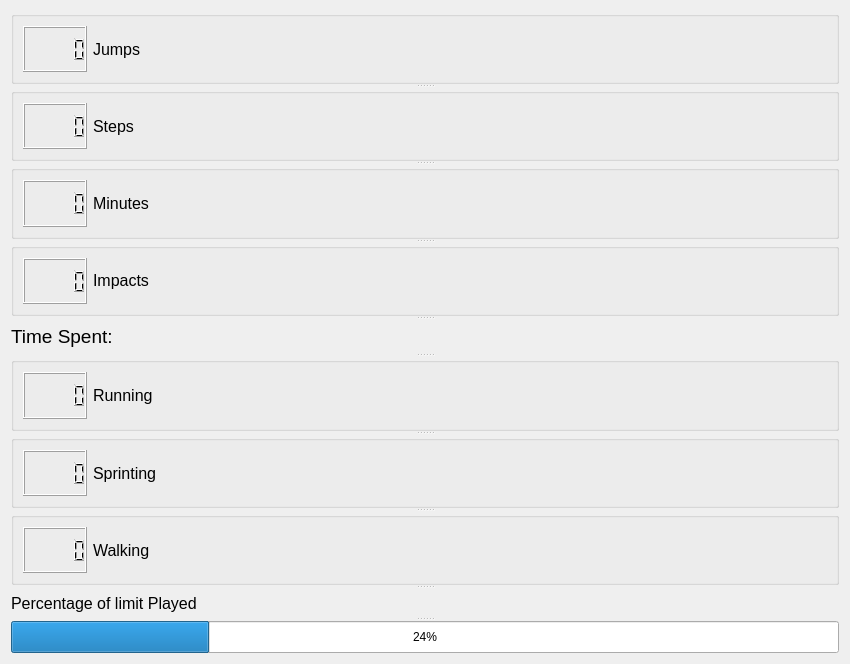
The window that GUI/playerStats.ui (vasav123/LoadManager) describes before a commit, drawn with Qt 5.
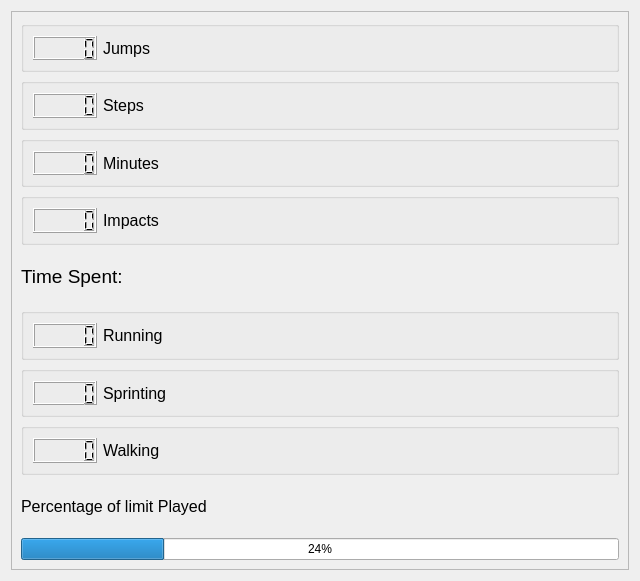
The same window after the commit.

```diff
--- a/GUI/playerStats.ui
+++ b/GUI/playerStats.ui
@@ -6,8 +6,8 @@
    <rect>
     <x>0</x>
     <y>0</y>
-    <width>850</width>
-    <height>664</height>
+    <width>640</width>
+    <height>581</height>
    </rect>
   </property>
   <property name="sizePolicy">
@@ -21,17 +21,16 @@
   </property>
   <layout class="QHBoxLayout" name="horizontalLayout_8">
    <item>
-    <widget class="QSplitter" name="splitter">
-     <property name="sizePolicy">
-      <sizepolicy hsizetype="Minimum" vsizetype="Minimum">
-       <horstretch>0</horstretch>
-       <verstretch>0</verstretch>
-      </sizepolicy>
+    <widget class="QFrame" name="frame">
+     <property name="frameShape">
+      <enum>QFrame::StyledPanel</enum>
      </property>
-     <property name="orientation">
-      <enum>Qt::Vertical</enum>
+     <property name="frameShadow">
+      <enum>QFrame::Raised</enum>
      </property>
-     <widget class="QGroupBox" name="groupBox">
+     <layout class="QVBoxLayout" name="verticalLayout">
+      <item>
+       <widget class="QGroupBox" name="groupBox_7">
       <layout class="QHBoxLayout" name="horizontalLayout_7">
        <item>
         <widget class="QLCDNumber" name="NumJumps">
@@ -57,7 +56,9 @@
        </item>
       </layout>
      </widget>
-     <widget class="QGroupBox" name="groupBox">
+      </item>
+      <item>
+       <widget class="QGroupBox" name="groupBox_4">
       <layout class="QHBoxLayout" name="horizontalLayout_6">
        <item>
         <widget class="QLCDNumber" name="NumSteps">
@@ -83,7 +84,9 @@
        </item>
       </layout>
      </widget>
-     <widget class="QGroupBox" name="groupBox">
+      </item>
+      <item>
+       <widget class="QGroupBox" name="groupBox_3">
       <layout class="QHBoxLayout" name="horizontalLayout_5">
        <item>
         <widget class="QLCDNumber" name="NumMinutes">
@@ -112,7 +115,9 @@
        </item>
       </layout>
      </widget>
-     <widget class="QGroupBox" name="groupBox">
+      </item>
+      <item>
+       <widget class="QGroupBox" name="groupBox_6">
       <layout class="QHBoxLayout" name="horizontalLayout_4">
        <item>
         <widget class="QLCDNumber" name="NumImpacts">
@@ -158,6 +163,8 @@
        </item>
       </layout>
      </widget>
+      </item>
+      <item>
      <widget class="QLabel" name="TimeSpentLabel">
       <property name="font">
        <font>
@@ -168,7 +175,9 @@
        <string>Time Spent:</string>
       </property>
      </widget>
-     <widget class="QGroupBox" name="groupBox">
+      </item>
+      <item>
+       <widget class="QGroupBox" name="groupBox_2">
       <layout class="QHBoxLayout" name="horizontalLayout">
        <item>
         <widget class="QLCDNumber" name="NumRun">
@@ -197,7 +206,9 @@
        </item>
       </layout>
      </widget>
-     <widget class="QGroupBox" name="groupBox">
+      </item>
+      <item>
+       <widget class="QGroupBox" name="groupBox_5">
       <layout class="QHBoxLayout" name="horizontalLayout_2">
        <item>
         <widget class="QLCDNumber" name="NumSprint">
@@ -226,6 +237,8 @@
        </item>
       </layout>
      </widget>
+      </item>
+      <item>
      <widget class="QGroupBox" name="groupBox">
       <property name="sizePolicy">
        <sizepolicy hsizetype="Minimum" vsizetype="Minimum">
@@ -267,6 +280,8 @@
        </item>
       </layout>
      </widget>
+      </item>
+      <item>
      <widget class="QLabel" name="ProgressbarLabel">
       <property name="font">
        <font>
@@ -277,11 +292,15 @@
        <string>Percentage of limit Played</string>
       </property>
      </widget>
+      </item>
+      <item>
      <widget class="QProgressBar" name="LoadPercent">
       <property name="value">
        <number>24</number>
       </property>
      </widget>
+      </item>
+     </layout>
     </widget>
    </item>
   </layout>
```
Lines whose indentation alone changed are shown as unchanged.
